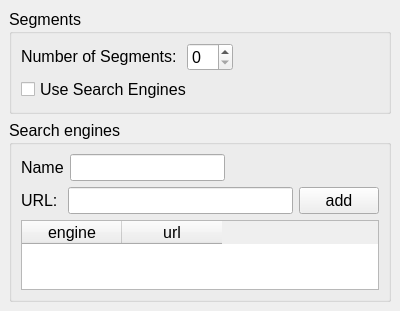
Qt form transfers/multisegmentkio/dlgmultisegkio.ui (KDE/kget) before a commit.
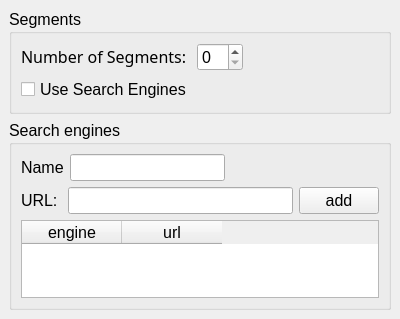
The same form after that commit.

What changed in the file:
```diff
--- a/transfers/multisegmentkio/dlgmultisegkio.ui
+++ b/transfers/multisegmentkio/dlgmultisegkio.ui
@@ -6,7 +6,7 @@
     <x>0</x>
     <y>0</y>
     <width>400</width>
-    <height>300</height>
+    <height>319</height>
    </rect>
   </property>
   <property name="windowTitle" >
@@ -58,6 +58,11 @@
         </property>
         <item>
          <widget class="QLabel" name="label" >
+          <property name="font" >
+           <font>
+            <family>Sans Serif</family>
+           </font>
+          </property>
           <property name="text" >
            <string>&lt;html>&lt;head>&lt;meta name="qrichtext" content="1" />&lt;style type="text/css">
 p, li { white-space: pre-wrap; }
```
Left out of the diff: 22 changed lines with no effect on the pictures.
